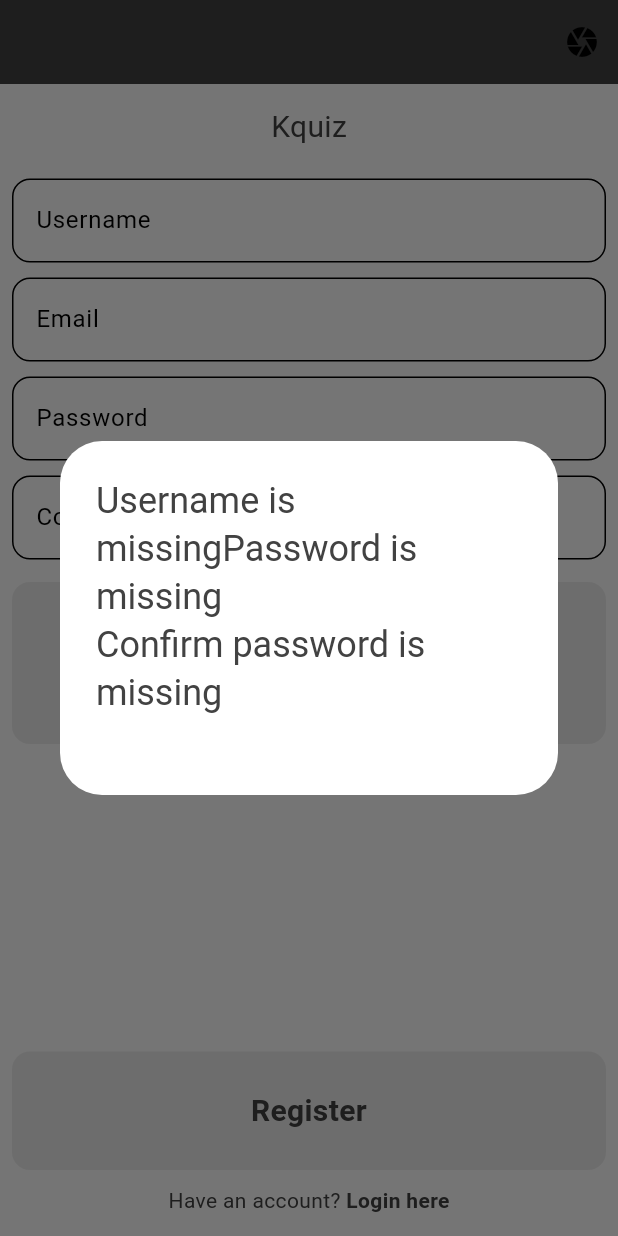
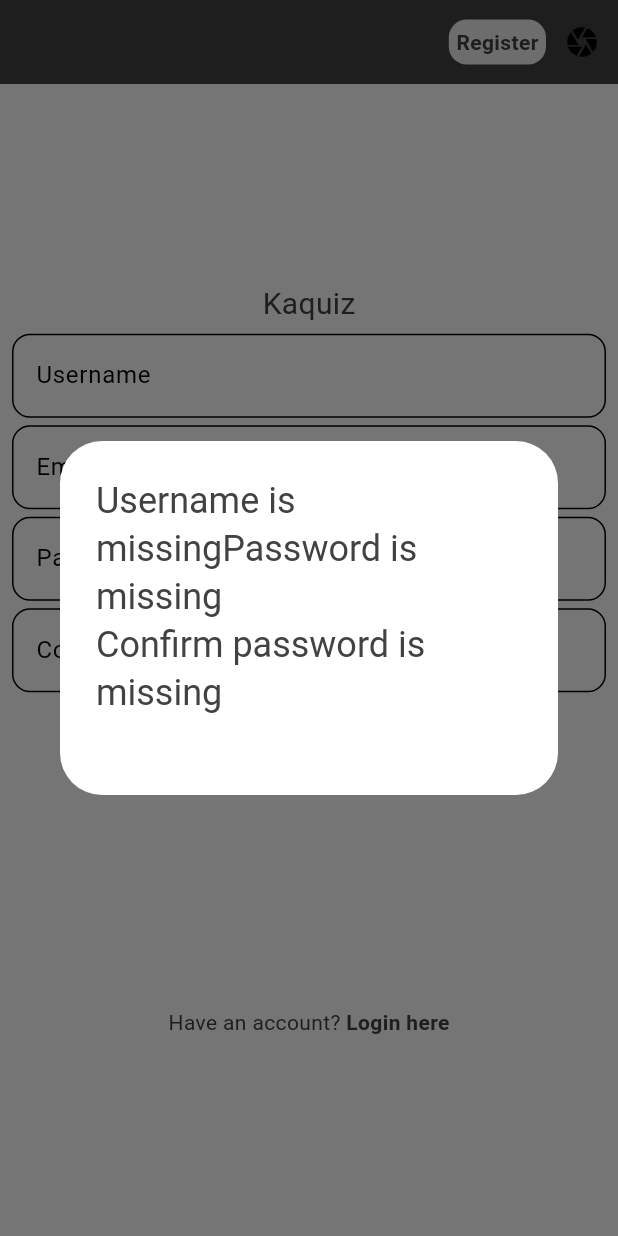
Before and after one commit to sailordi/kaquiz, a Flutter app: the screen it shows after launch, after a tap on "Register here", after a tap on "Register", on a phone screen of 412 x 824 dp. Run offline on Flutter 3.47's test engine with Material 3 defaults, Android fonts, the phone set to English and light mode, and no system bars; our stand-ins replace cached_network_image, cloud_firestore, firebase_auth, firebase_core, firebase_storage, flutter_riverpod and 3 more; missing offline and left inert: tab_container; accounts and stored records are empty; generated files the repository leaves out were written again; statements that could not run were skipped.

Commit message:
Updated code to look better

```diff
--- a/lib/manager/userManager.dart
+++ b/lib/manager/userManager.dart
@@ -92,7 +92,7 @@
     timerA.trigger();
   }
 
-  Future<void> _updateLocation(String userId) async {
+  Future<void> _updateLocation() async {
     var pos = await LocationAdapter.determinePosition();
     String latitude = pos.latitude.toString(),longitude = pos.longitude.toString();
 
--- a/lib/views/auth/loginView.dart
+++ b/lib/views/auth/loginView.dart
@@ -110,4 +110,5 @@
     );
 
   }
+
 }
--- a/lib/views/auth/registerView.dart
+++ b/lib/views/auth/registerView.dart
@@ -6,6 +6,7 @@
 import '../../adapters/imageAdapter.dart';
 import '../../helper/helper.dart';
 import '../../manager/userManager.dart';
+import '../../widgets/actionButton.dart';
 import '../../widgets/buttonWidget.dart';
 import '../../widgets/expandedButtonWidget.dart';
 import '../../widgets/textFieldWidget.dart';
@@ -26,13 +27,17 @@
   final TextEditingController confirmPasswordC = TextEditingController();
   File? _profileImage;
 
+  void _deselectFile() {
+    _selectFile(null);
+  }
+
   void _selectFile(File? f) {
     setState(() {
       _profileImage = f;
     });
   }
 
-  String errorCheck() {
+  String _errorCheck() {
     String ret = "";
 
     if(usernameC.text.isEmpty) {
@@ -52,10 +57,10 @@
     return ret;
   }
 
-  void registerFirebase() async {
+  void _registerFirebase() async {
     Helper.circleDialog(context);
 
-    String err = errorCheck();
+    String err = _errorCheck();
 
     if(err.isNotEmpty) {
       Navigator.pop(context);
@@ -81,22 +86,7 @@
 
   }
 
-  dynamic selectDeselectProfileImage() {
-    return Row(
-      mainAxisAlignment: MainAxisAlignment.spaceBetween,
-      children: [
-        ButtonWidget(width: 189,text: "Select profile pic", tap: () {
-          ImageAdapter.showImageSourceDialog(context,_selectFile);
-        }
-        ),
-        ButtonWidget(width: 189,text: "Deselect profile pic", tap: () {
-          _selectFile(null);
-        }),
-      ],
-    );
-  }
-
-  dynamic profileImage() {
+  dynamic _profileImageWidget() {
     if(_profileImage != null)  {
       return SizedBox(
           height: 190,
@@ -115,6 +105,8 @@
       appBar: AppBar(
         backgroundColor: Theme.of(context).colorScheme.inversePrimary,
         actions: [
+          ActionButtonWidget(text: "Register", tap: _registerFirebase),
+          (_profileImage == null) ? const SizedBox() : ActionButtonWidget(text: "Deselect", tap: _deselectFile),
           IconButton(
             icon: const Icon(Icons.camera),
             onPressed: () {
@@ -126,32 +118,27 @@
       body: Padding(
         padding: const EdgeInsets.all(8.0),
         child: Center(
-          child: Column(
+          child: SingleChildScrollView(
+            physics: const NeverScrollableScrollPhysics(),
+            child:  Column(
               mainAxisAlignment: MainAxisAlignment.center,
               children: [
                 //App name
-              const Text("Kquiz",style: TextStyle(fontSize: 20) ),
-              const SizedBox(height: 20,),
+                const Text("Kaquiz",style: TextStyle(fontSize: 20) ),
+                const SizedBox(height: 5,),
                 //Username
                 TextFieldWidget(hint: "Username", controller: usernameC),
-              const SizedBox(height: 10,),
+                const SizedBox(height: 5,),
                 //Email
                 TextFieldWidget(hint: "Email", controller: emailC),
-              const SizedBox(height: 10,),
+                const SizedBox(height: 5),
                 //Password
                 TextFieldWidget(hint: "Password", controller: passwordC,obscure: true),
-              const SizedBox(height: 10,),
-              //Password
+                const SizedBox(height: 5,),
+                //Confirm Password
                 TextFieldWidget(hint: "Confirm password", controller: confirmPasswordC,obscure: true),
-              const SizedBox(height: 15,),
-              //Profile pic
-              selectDeselectProfileImage(),
-              const SizedBox(height: 5,),
-              profileImage(),
-              const SizedBox(height: 10,),
-              ExpandedButtonWidget(text: "Register", tap: registerFirebase),
-              const SizedBox(height: 10,),
-
+                const SizedBox(height: 20,),
+                _profileImageWidget(),
                 Row(
                   mainAxisAlignment: MainAxisAlignment.center,
                   children: [
@@ -165,10 +152,12 @@
                   ],
                 ),
               ],
-          ),
-        ),
-      ),
+            )
+          )
+        )
+      )
     );
 
   }
+
 }
--- a/lib/views/locations/locationsView.dart
+++ b/lib/views/locations/locationsView.dart
@@ -127,8 +127,8 @@
         color: Colors.blue,
         fontSize: 15.0,
       ),
-      unselectedTextStyle: const TextStyle(
-        color: Colors.black,
+      unselectedTextStyle: TextStyle(
+        color: Theme.of(context).colorScheme.inversePrimary,
         fontSize: 13.0,
       ),
       colors: [
--- /dev/null
+++ b/lib/widgets/actionButton.dart
@@ -0,0 +1,32 @@
+import 'package:flutter/material.dart';
+
+class ActionButtonWidget extends StatelessWidget {
+  final String text;
+  final void Function()? tap;
+
+  const ActionButtonWidget({super.key,required this.text,required this.tap});
+
+  @override
+  Widget build(BuildContext context) {
+    return Row(
+        mainAxisAlignment: MainAxisAlignment.center,
+        children: [
+          GestureDetector(
+            onTap: tap,
+            child: Container(
+              decoration: BoxDecoration(
+                color: Theme.of(context).colorScheme.primary,
+                borderRadius: BorderRadius.circular(12),
+              ),
+              padding: const EdgeInsets.all(5),
+              child: Text(text,
+                  textAlign: TextAlign.center,
+                  style: TextStyle(fontWeight: FontWeight.bold,color: Theme.of(context).colorScheme.inversePrimary)
+              ),
+            ),
+          )
+        ]
+    );
+  }
+
+}
```
Also changed, not shown: lib/views/profile/profileView.dart (+12 -8 lines), lib/widgets/buttonWidget.dart (+86 -6 lines), 1 other file. Lines whose indentation alone changed are shown as unchanged.
